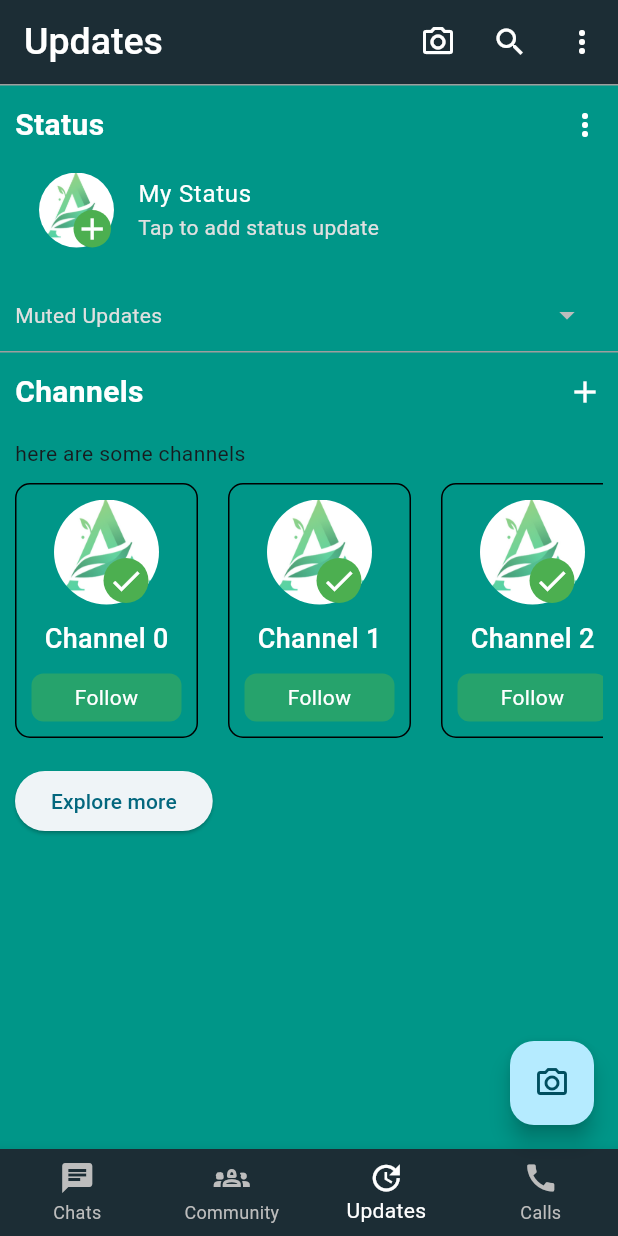
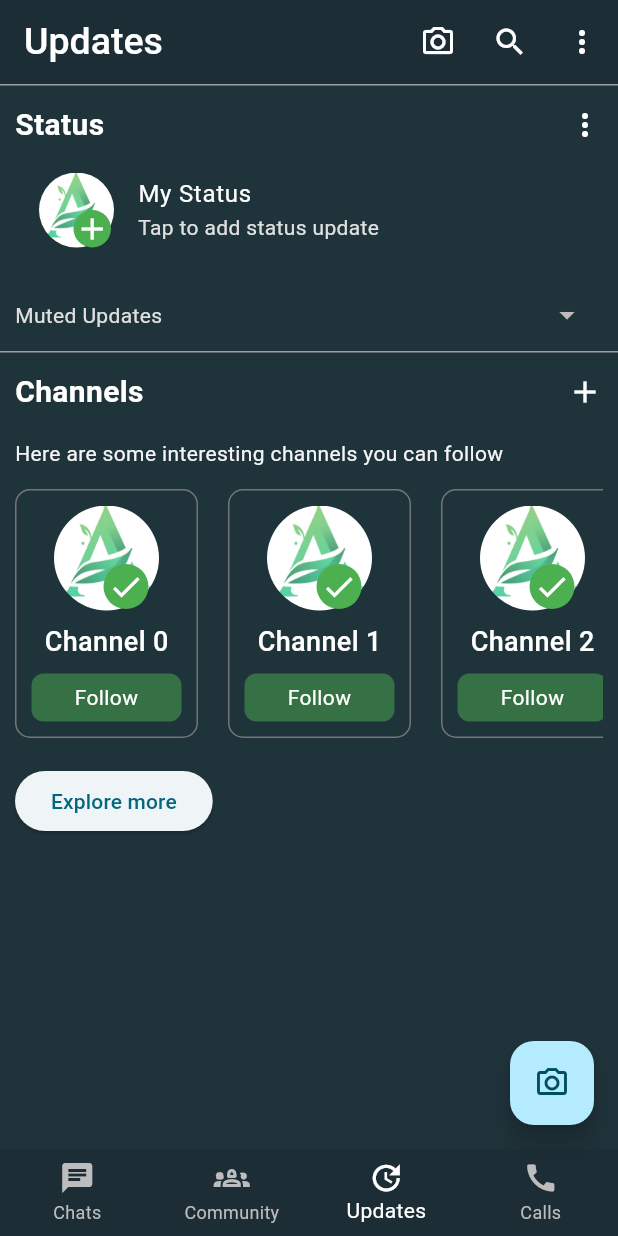
Before and after one commit to ahmad-cod/whatsapp_me, a Flutter app: the screen it shows after launch, item 3 of the bottom bar chosen, on a phone screen of 412 x 824 dp. Run offline on Flutter 3.47's test engine with Material 3 defaults, Android fonts, the light colour scheme and no system bars; our stand-ins replace flutter_slidable.

Commit message:
Fix: Change color and padding

```diff
--- a/lib/components/channels.dart
+++ b/lib/components/channels.dart
@@ -18,7 +18,7 @@ class Channels extends StatelessWidget {
           const SizedBox(
             height: 10,
           ),
-          const Text('here are some channels '),
+          Text('Here are some interesting channels you can follow ', style: TextStyle(color: Colors.grey.shade100),),
           const SizedBox(height: 10,),
           SizedBox(
             height: 170,
@@ -30,10 +30,10 @@ class Channels extends StatelessWidget {
                     height: 150,
                     // width: 100,
                     padding: const EdgeInsets.only(top: 10, bottom: 10, right: 10, left: 10),
-                    margin: const EdgeInsets.only(right: 20),
+                    margin: const EdgeInsets.only(right: 20, top: 4),
                     decoration: BoxDecoration(
                       borderRadius: BorderRadius.circular(10),
-                      border: Border.all(),
+                      border: Border.all(color: Colors.grey.shade600),
                     ),
                     child: Column(
                       mainAxisAlignment: MainAxisAlignment.spaceBetween,
--- a/lib/screens/updates_screen.dart
+++ b/lib/screens/updates_screen.dart
@@ -2,6 +2,7 @@ import 'package:flutter/material.dart';
 import 'package:whatsapp_clone/components/channels.dart';
 import 'package:whatsapp_clone/components/my_divider.dart';
 import 'package:whatsapp_clone/components/status.dart';
+import 'package:whatsapp_clone/constants.dart';
 
 class UpdatesScreen extends StatelessWidget {
   const UpdatesScreen({super.key});
@@ -9,7 +10,7 @@ class UpdatesScreen extends StatelessWidget {
   @override
   Widget build(BuildContext context) {
     return const Scaffold(
-      backgroundColor: Colors.teal,
+      backgroundColor: primaryColor,
       body: Column(
         children: [
           MyDivider(),
```
